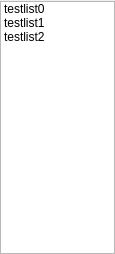
This is 3-VisualStudio2017/0-GtooPlayer/my/gtoo_player/GtooPlayer/ui/playlist.ui in gtoo8888/-C- as Qt 5 draws it before an edit. The edited form follows.
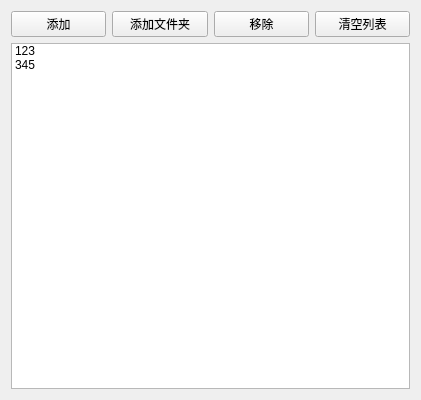
This is the edited form. Custom widgets are drawn as their Qt base class.

Commit message: feat: 增加了播放列表，但是还有一些bug

What changed in the file:
```diff
--- a/3-VisualStudio2017/0-GtooPlayer/my/gtoo_player/GtooPlayer/ui/playlist.ui
+++ b/3-VisualStudio2017/0-GtooPlayer/my/gtoo_player/GtooPlayer/ui/playlist.ui
@@ -6,66 +6,63 @@
    <rect>
     <x>0</x>
     <y>0</y>
-    <width>115</width>
-    <height>254</height>
+    <width>421</width>
+    <height>400</height>
    </rect>
   </property>
   <property name="windowTitle">
    <string>Form</string>
   </property>
-  <layout class="QGridLayout" name="gridLayout">
-   <property name="leftMargin">
-    <number>0</number>
-   </property>
-   <property name="topMargin">
-    <number>1</number>
-   </property>
-   <property name="rightMargin">
-    <number>0</number>
-   </property>
-   <property name="bottomMargin">
-    <number>0</number>
-   </property>
-   <property name="spacing">
-    <number>0</number>
-   </property>
-   <item row="0" column="0">
-    <widget class="MediaList" name="List">
-     <property name="focusPolicy">
-      <enum>Qt::NoFocus</enum>
-     </property>
-     <property name="verticalScrollBarPolicy">
-      <enum>Qt::ScrollBarAsNeeded</enum>
-     </property>
-     <property name="horizontalScrollBarPolicy">
-      <enum>Qt::ScrollBarAlwaysOff</enum>
-     </property>
+  <layout class="QVBoxLayout" name="verticalLayout">
+   <item>
+    <layout class="QHBoxLayout" name="horizontalLayout">
      <item>
-      <property name="text">
-       <string>testlist0</string>
-      </property>
+      <widget class="QPushButton" name="pushButtonAdd">
+       <property name="text">
+        <string>添加</string>
+       </property>
+      </widget>
      </item>
      <item>
+      <widget class="QPushButton" name="pushButtonAddDir">
+       <property name="text">
+        <string>添加文件夹</string>
+       </property>
+      </widget>
+     </item>
+     <item>
+      <widget class="QPushButton" name="pushButtonRemove">
+       <property name="text">
+        <string>移除</string>
+       </property>
+      </widget>
+     </item>
+     <item>
+      <widget class="QPushButton" name="pushButtonClearList">
+       <property name="text">
+        <string>清空列表</string>
+       </property>
+      </widget>
+     </item>
+    </layout>
+   </item>
+   <item>
+    <widget class="QListWidget" name="listWidget">
+     <item>
       <property name="text">
-       <string>testlist1</string>
+       <string>123</string>
       </property>
      </item>
      <item>
       <property name="text">
-       <string>testlist2</string>
+       <string>345</string>
       </property>
      </item>
     </widget>
    </item>
   </layout>
  </widget>
- <customwidgets>
-  <customwidget>
-   <class>MediaList</class>
-   <extends>QListWidget</extends>
-   <header>medialist.h</header>
-  </customwidget>
- </customwidgets>
+ <layoutdefault spacing="6" margin="11"/>
  <resources/>
  <connections/>
 </ui>
```
Left out of the diff: 6 changed lines with no effect on the pictures. The commit also changes 12 other files.
